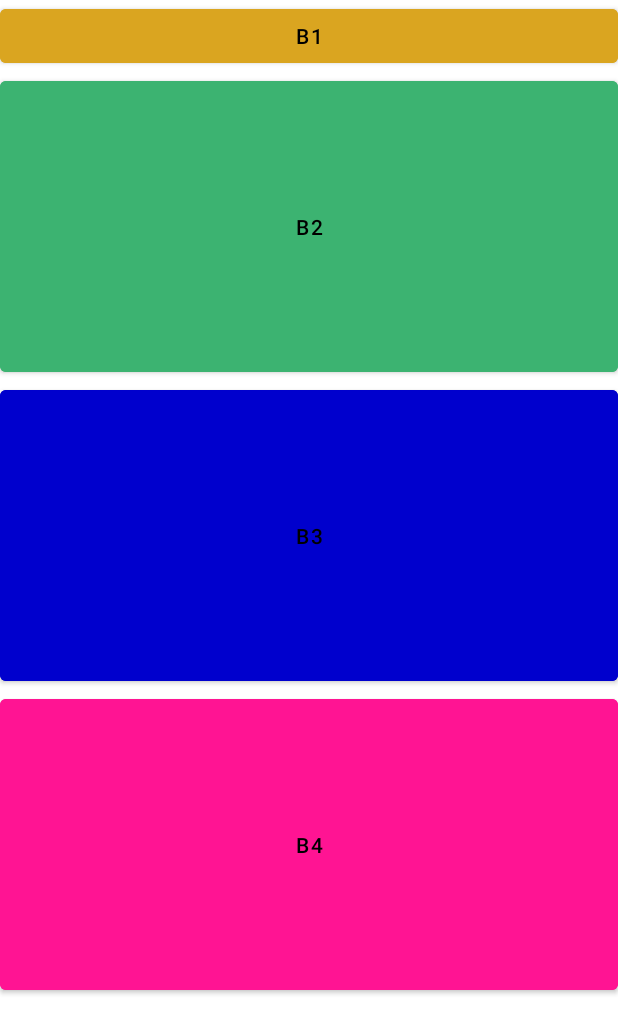
After one commit to tran-duc-thanh/android, an Android app: the layout linear_layout.xml on its own in the app's theme, with its tools: preview values and no code run, on a phone screen of 412 x 824 dp. The commit adds this screen. Shown: the top 1034 px of the screen. Run offline under Robolectric (Android 15) with nearby library versions, the phone set to English and light mode, and no system bars.

Commit message:
Ex liner layout

```diff
--- a/app/src/main/java/com/example/helloword/MainActivity.java
+++ b/app/src/main/java/com/example/helloword/MainActivity.java
@@ -9,6 +9,6 @@ public class MainActivity extends AppCompatActivity {
     @Override
     protected void onCreate(Bundle savedInstanceState) {
         super.onCreate(savedInstanceState);
-        setContentView(R.layout.table_layout);
+        setContentView(R.layout.linear_layout);
     }
 }
--- /dev/null
+++ b/app/src/main/res/layout/linear_layout.xml
@@ -0,0 +1,35 @@
+<?xml version="1.0" encoding="utf-8"?>
+<LinearLayout xmlns:android="http://schemas.android.com/apk/res/android"
+    android:layout_width="match_parent"
+    android:layout_height="match_parent"
+    android:weightSum="20"
+    android:orientation="vertical">
+
+    <Button
+        android:text="B1"
+        android:textColor="@color/black"
+        android:backgroundTint="@color/goldenrod"
+        android:layout_width="match_parent"
+        android:layout_height="wrap_content"/>
+    <Button
+        android:text="B2"
+        android:textColor="@color/black"
+        android:backgroundTint="@color/mediumseagreen"
+        android:layout_weight="5"
+        android:layout_width="match_parent"
+        android:layout_height="wrap_content"/>
+    <Button
+        android:text="B3"
+        android:textColor="@color/black"
+        android:backgroundTint="@color/mediumblue"
+        android:layout_weight="5"
+        android:layout_width="match_parent"
+        android:layout_height="wrap_content"/>
+    <Button
+        android:text="B4"
+        android:textColor="@color/black"
+        android:backgroundTint="@color/deeppink"
+        android:layout_weight="5"
+        android:layout_width="match_parent"
+        android:layout_height="wrap_content"/>
+</LinearLayout>
--- a/app/src/main/res/values/colors.xml
+++ b/app/src/main/res/values/colors.xml
@@ -7,4 +7,8 @@
     <color name="teal_700">#FF018786</color>
     <color name="black">#FF000000</color>
     <color name="white">#FFFFFFFF</color>
+    <color name="goldenrod">#DAA520</color>
+    <color name="mediumseagreen">#3CB371</color>
+    <color name="mediumblue">#0000CD</color>
+    <color name="deeppink">#FF1493</color>
 </resources>
```
